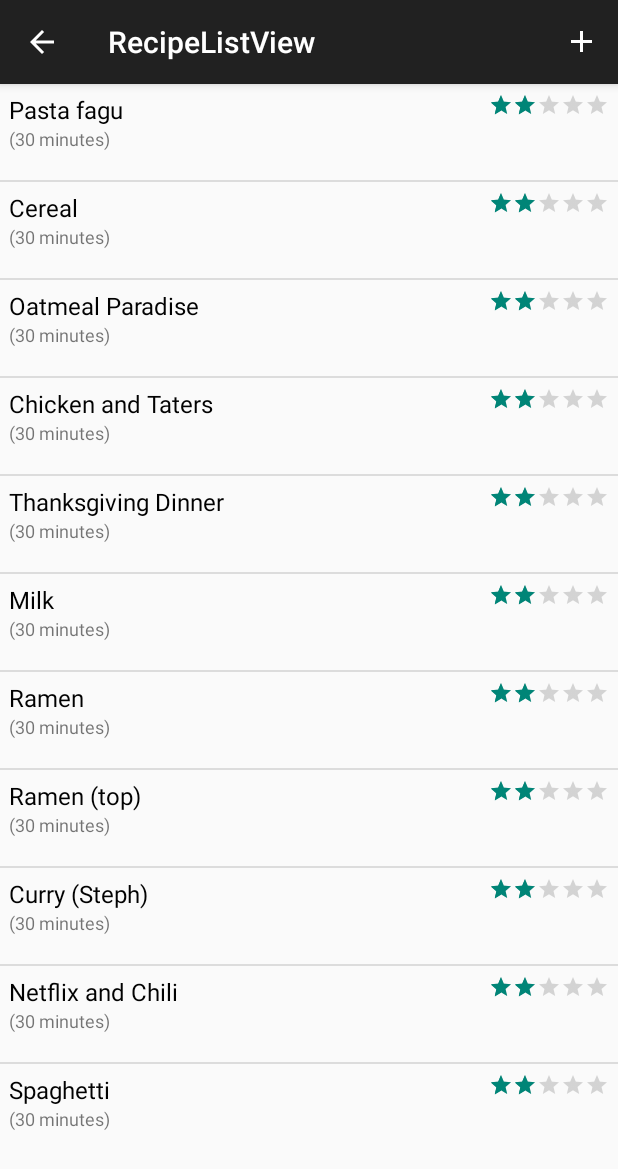
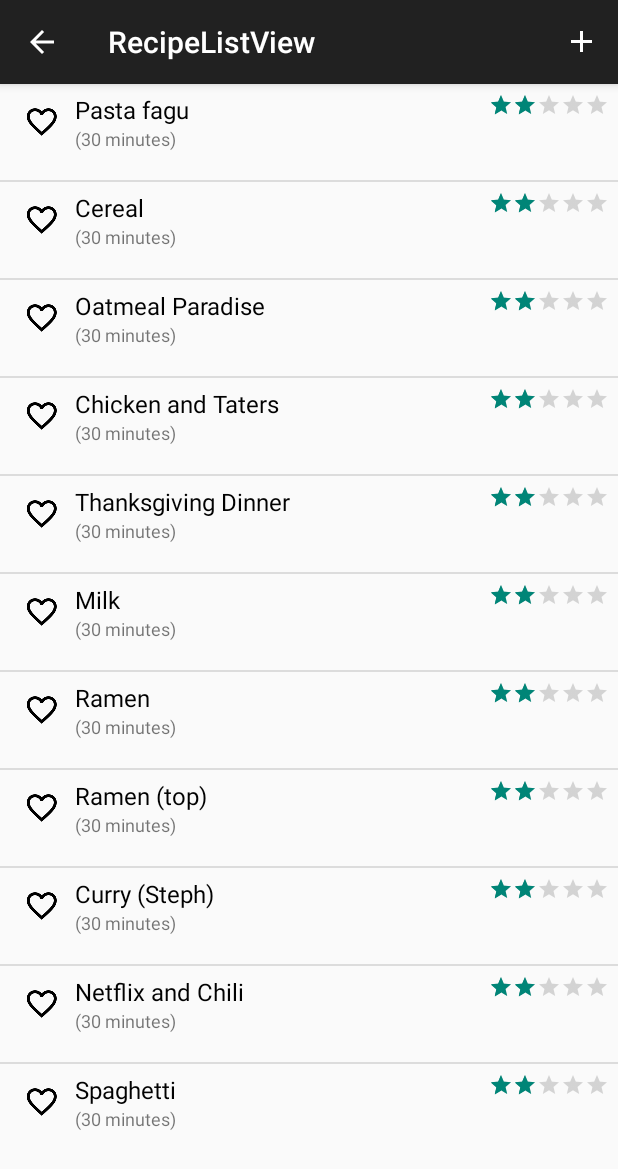
Before and after one commit to ucsdCSE110wi16/CSE110M240T7, an Android app: the RecipeListActivity screen opened directly, with no data from a screen before it, on a phone screen of 412 x 824 dp. Shown: the top 1169 px of the screen. Run offline under Robolectric (Android 15) with nearby library versions, the phone set to English and light mode, and no system bars.

Commit message:
Added favorite button code

```diff
--- a/app/src/main/java/com/example/monroe/cse110recipes/Recipe.java
+++ b/app/src/main/java/com/example/monroe/cse110recipes/Recipe.java
@@ -15,6 +15,7 @@ public class Recipe {
     int minutes; //time to cook
     int rating; //rating of the recipe
     int id; //id of the recipe??
+    boolean favorite = false;
     private static int _id = 0;
 
     //setter methods
--- a/app/src/main/res/layout/recipe_listview_item.xml
+++ b/app/src/main/res/layout/recipe_listview_item.xml
@@ -5,7 +5,22 @@
     android:padding="6dip"
     android:orientation="vertical"
     android:id="@+id/recipe_list_item">
-
+    <LinearLayout
+        android:layout_width="match_parent"
+        android:layout_height="wrap_content"
+        android:layout_gravity="center_vertical"
+        android:gravity="center_vertical">
+        <ImageView
+            android:layout_width="wrap_content"
+            android:layout_height="wrap_content"
+            android:background="@drawable/ic_favorite_border_black_24dp"
+            android:layout_gravity="center_vertical"
+            android:layout_marginRight="10dip"
+            android:layout_marginLeft="10dip"/>
+        <LinearLayout
+            android:layout_width="wrap_content"
+            android:layout_height="wrap_content"
+            android:orientation="vertical">
             <RelativeLayout
                 android:layout_width="fill_parent"
                 android:layout_height="wrap_content"
@@ -40,5 +55,9 @@
                 android:gravity="center_vertical"
                 android:text="(30 minutes)"
                 android:textSize="12sp" />
+        </LinearLayout>
+
 
     </LinearLayout>
+
+</LinearLayout>
```
Also changed, not shown: app/src/main/java/com/example/monroe/cse110recipes/RecipeActivity.java (+44 -0 lines), app/src/main/res/menu/menu_recipe_view.xml (+7 -2 lines), app/src/main/res/drawable-hdpi/ic_favorite_border_white_24dp.png (added), app/src/main/res/drawable-mdpi/ic_favorite_border_white_24dp.png (added), app/src/main/res/drawable-xhdpi/ic_favorite_border_white_24dp.png (added), app/src/main/res/drawable-xxhdpi/ic_favorite_border_white_24dp.png (added), app/src/main/res/drawable-xxxhdpi/ic_favorite_border_white_24dp.png (added). Lines whose indentation alone changed are shown as unchanged.
